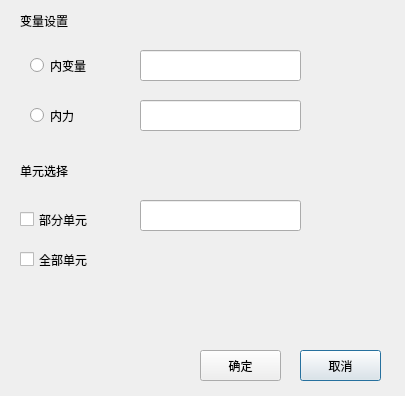
This is Fem_Visualize/InVarWindow.ui in Shixuku/Fem_Visualize as Qt 5 draws it before an edit. The edited form follows.
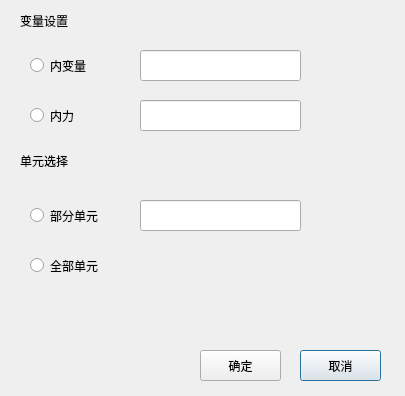
This is the edited form.

Patch:
```diff
--- a/Fem_Visualize/InVarWindow.ui
+++ b/Fem_Visualize/InVarWindow.ui
@@ -59,19 +59,6 @@
     </rect>
    </property>
   </widget>
-  <widget class="QLabel" name="label">
-   <property name="geometry">
-    <rect>
-     <x>20</x>
-     <y>160</y>
-     <width>71</width>
-     <height>21</height>
-    </rect>
-   </property>
-   <property name="text">
-    <string>单元选择</string>
-   </property>
-  </widget>
   <widget class="QLabel" name="label_2">
    <property name="geometry">
     <rect>
@@ -85,42 +72,6 @@
     <string>变量设置</string>
    </property>
   </widget>
-  <widget class="QCheckBox" name="checkBoxAll">
-   <property name="geometry">
-    <rect>
-     <x>20</x>
-     <y>250</y>
-     <width>91</width>
-     <height>19</height>
-    </rect>
-   </property>
-   <property name="text">
-    <string>全部单元</string>
-   </property>
-  </widget>
-  <widget class="QCheckBox" name="checkBoxSel">
-   <property name="geometry">
-    <rect>
-     <x>20</x>
-     <y>210</y>
-     <width>91</width>
-     <height>19</height>
-    </rect>
-   </property>
-   <property name="text">
-    <string>部分单元</string>
-   </property>
-  </widget>
-  <widget class="QLineEdit" name="lineEditElement">
-   <property name="geometry">
-    <rect>
-     <x>140</x>
-     <y>200</y>
-     <width>161</width>
-     <height>31</height>
-    </rect>
-   </property>
-  </widget>
   <widget class="QPushButton" name="pushButtonCancel">
    <property name="geometry">
     <rect>
@@ -147,6 +98,65 @@
     <string>确定</string>
    </property>
   </widget>
+  <widget class="QWidget" name="widget" native="true">
+   <property name="geometry">
+    <rect>
+     <x>0</x>
+     <y>150</y>
+     <width>321</width>
+     <height>161</height>
+    </rect>
+   </property>
+   <widget class="QLineEdit" name="lineEditElement">
+    <property name="geometry">
+     <rect>
+      <x>140</x>
+      <y>50</y>
+      <width>161</width>
+      <height>31</height>
+     </rect>
+    </property>
+   </widget>
+   <widget class="QLabel" name="label">
+    <property name="geometry">
+     <rect>
+      <x>20</x>
+      <y>0</y>
+      <width>71</width>
+      <height>21</height>
+     </rect>
+    </property>
+    <property name="text">
+     <string>单元选择</string>
+    </property>
+   </widget>
+   <widget class="QRadioButton" name="radioButtonAll">
+    <property name="geometry">
+     <rect>
+      <x>30</x>
+      <y>100</y>
+      <width>115</width>
+      <height>31</height>
+     </rect>
+    </property>
+    <property name="text">
+     <string>全部单元</string>
+    </property>
+   </widget>
+   <widget class="QRadioButton" name="radioButtonISel">
+    <property name="geometry">
+     <rect>
+      <x>30</x>
+      <y>50</y>
+      <width>111</width>
+      <height>31</height>
+     </rect>
+    </property>
+    <property name="text">
+     <string>部分单元</string>
+    </property>
+   </widget>
+  </widget>
  </widget>
  <layoutdefault spacing="6" margin="11"/>
  <resources/>
```
Left out of the diff: 19 changed lines with no effect on the pictures.
